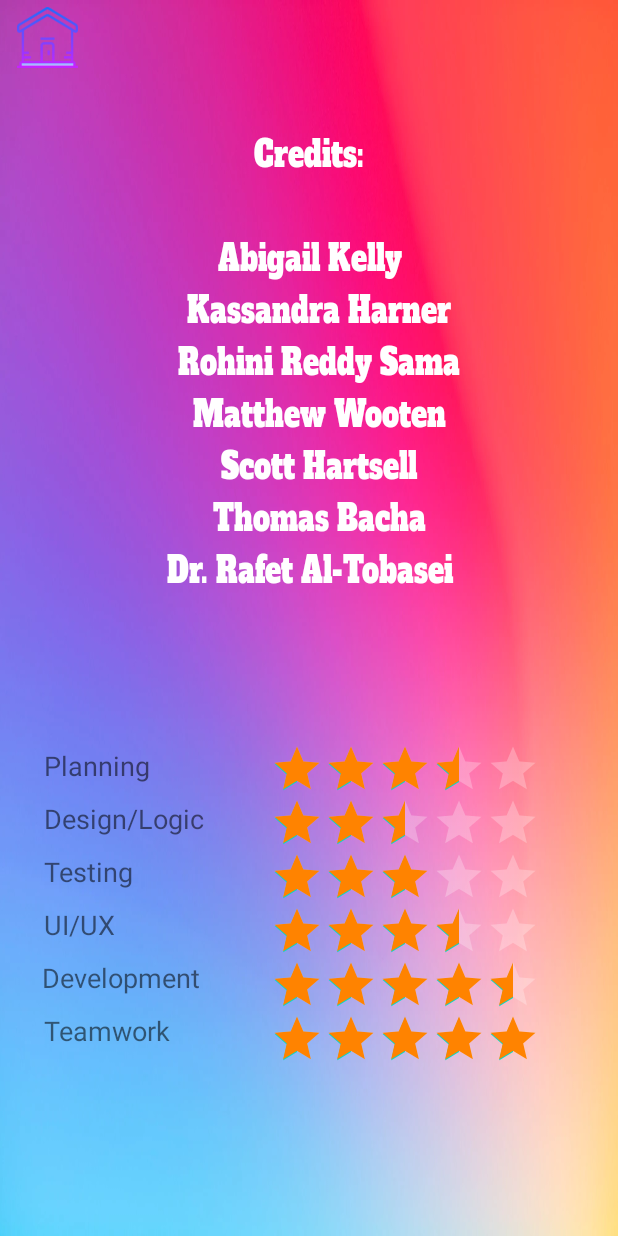
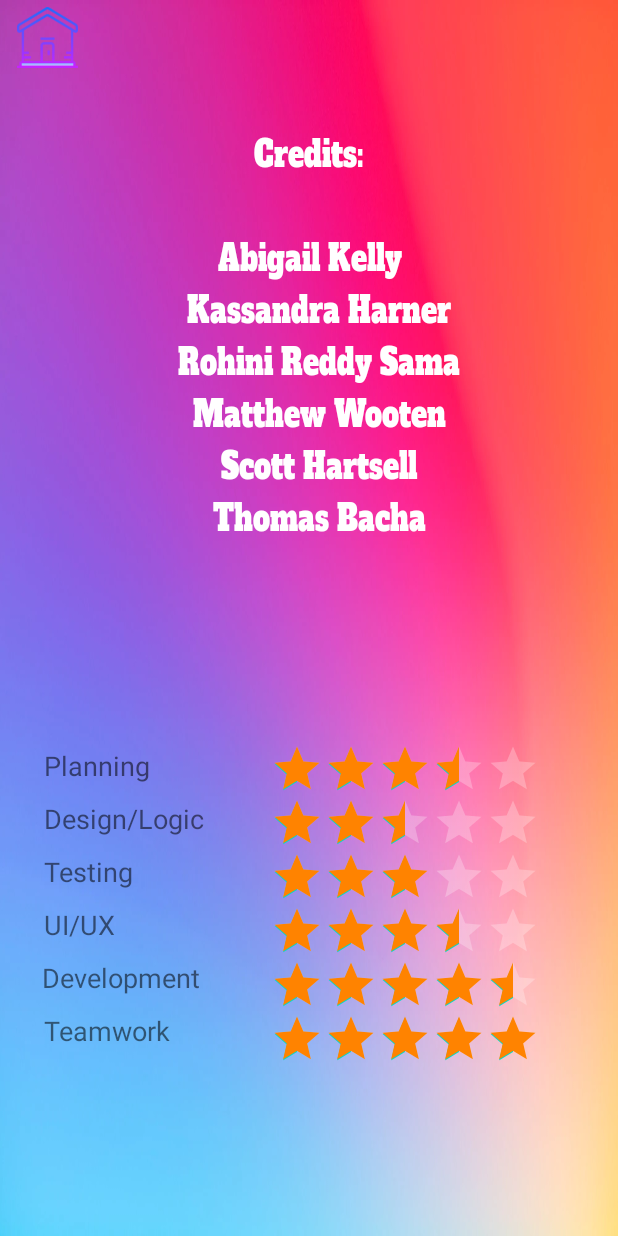
Before and after one commit to Java-Project-2022/Drinking-App, an Android app: the Info screen opened directly, with no data from a screen before it, on a phone screen of 412 x 824 dp. Run offline under Robolectric (Android 15) with nearby library versions, the phone set to English and light mode, and no system bars.

```diff
--- a/app/src/main/res/layout/activity_info_screen.xml
+++ b/app/src/main/res/layout/activity_info_screen.xml
@@ -15,7 +15,8 @@
         android:scaleType="centerCrop"
         app:layout_constraintStart_toStartOf="parent"
         app:layout_constraintTop_toTopOf="parent"
-        app:srcCompat="@drawable/home_icon" />
+        app:srcCompat="@drawable/home_icon"
+        tools:ignore="SpeakableTextPresentCheck,TouchTargetSizeCheck" />
 
     <TextView
         android:id="@+id/textView25"
@@ -28,7 +29,7 @@
         android:fontFamily="@font/alfa_slab_one"
         android:includeFontPadding="true"
         android:lineSpacingExtra="2sp"
-        android:text="Credits:\n\nAbigail Kelly\n\tKassandra Harner\n\tRohini Reddy Sama\n\tMatthew Wooten\n\tScott Hartsell\n\tThomas Bacha\nDr. Rafet Al-Tobasei"
+        android:text="Credits:\n\nAbigail Kelly\n\tKassandra Harner\n\tRohini Reddy Sama\n\tMatthew Wooten\n\tScott Hartsell\n\tThomas Bacha"
         android:textAlignment="center"
         android:textAllCaps="false"
         android:textColor="@color/white"
```
